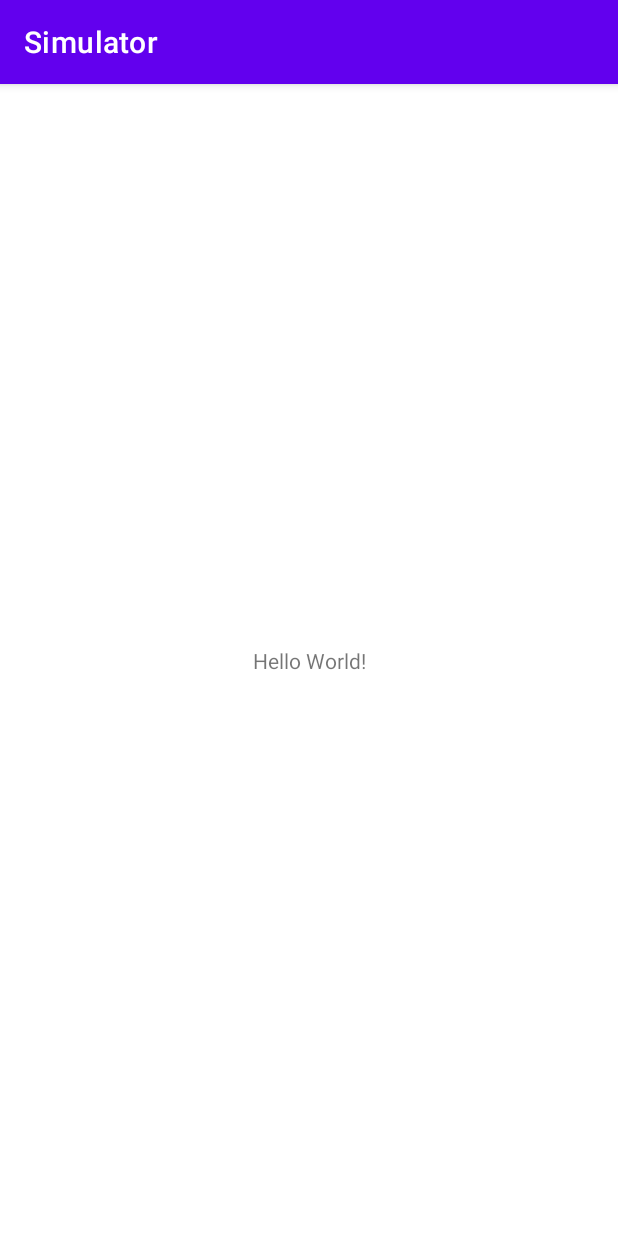
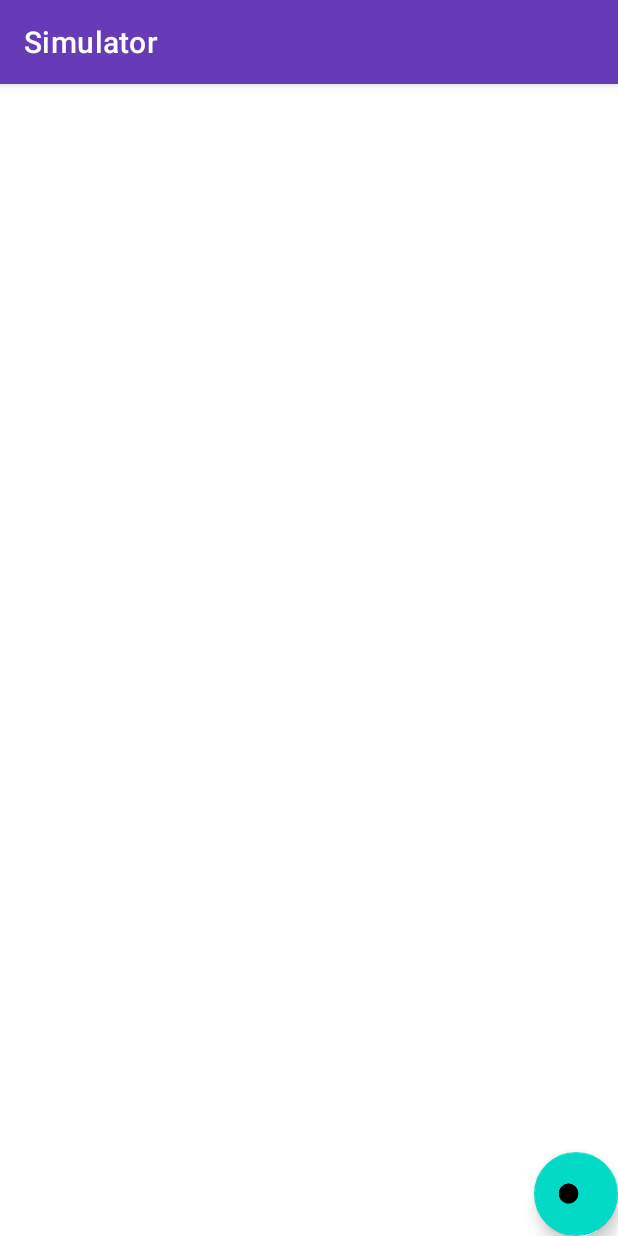
Before and after one commit to vhpirolla/matches-simulator-app, an Android app: the screen it shows after launch (MainActivity), on a phone screen of 412 x 824 dp. Run offline under Robolectric (Android 15) with nearby library versions, the phone set to English and light mode, and no system bars.

Commit message:
Material Design

```diff
--- a/app/src/main/res/layout/activity_main.xml
+++ b/app/src/main/res/layout/activity_main.xml
@@ -6,14 +6,12 @@
     android:layout_height="match_parent"
     tools:context=".MainActivity">
 
-    <TextView
-        android:id="@+id/tvHello"
+    <com.google.android.material.floatingactionbutton.FloatingActionButton
+        android:id="@+id/floatingActionButton"
         android:layout_width="wrap_content"
         android:layout_height="wrap_content"
-        android:text="Hello World!"
+        android:clickable="true"
         app:layout_constraintBottom_toBottomOf="parent"
-        app:layout_constraintLeft_toLeftOf="parent"
-        app:layout_constraintRight_toRightOf="parent"
-        app:layout_constraintTop_toTopOf="parent" />
-
+        app:layout_constraintEnd_toEndOf="parent"
+        app:srcCompat="@android:drawable/btn_plus" />
 </androidx.constraintlayout.widget.ConstraintLayout>
--- a/app/src/main/res/mipmap-anydpi-v26/ic_launcher.xml
+++ b/app/src/main/res/mipmap-anydpi-v26/ic_launcher.xml
@@ -1,5 +1,5 @@
 <?xml version="1.0" encoding="utf-8"?>
 <adaptive-icon xmlns:android="http://schemas.android.com/apk/res/android">
-    <background android:drawable="@drawable/ic_launcher_background" />
-    <foreground android:drawable="@drawable/ic_launcher_foreground" />
+    <background android:drawable="@color/ic_launcher_background"/>
+    <foreground android:drawable="@drawable/ic_launcher_foreground"/>
 </adaptive-icon>
--- a/app/src/main/res/mipmap-anydpi-v26/ic_launcher_round.xml
+++ b/app/src/main/res/mipmap-anydpi-v26/ic_launcher_round.xml
@@ -1,5 +1,5 @@
 <?xml version="1.0" encoding="utf-8"?>
 <adaptive-icon xmlns:android="http://schemas.android.com/apk/res/android">
-    <background android:drawable="@drawable/ic_launcher_background" />
-    <foreground android:drawable="@drawable/ic_launcher_foreground" />
+    <background android:drawable="@color/ic_launcher_background"/>
+    <foreground android:drawable="@drawable/ic_launcher_foreground"/>
 </adaptive-icon>
--- a/app/src/main/res/values-night/themes.xml
+++ b/app/src/main/res/values-night/themes.xml
@@ -3,11 +3,11 @@
     <style name="Theme.Simulator" parent="Theme.MaterialComponents.DayNight.DarkActionBar">
         <!-- Primary brand color. -->
         <item name="colorPrimary">@color/purple_200</item>
-        <item name="colorPrimaryVariant">@color/purple_700</item>
+        <item name="colorPrimaryVariant">@color/primary_700</item>
         <item name="colorOnPrimary">@color/black</item>
         <!-- Secondary brand color. -->
-        <item name="colorSecondary">@color/teal_200</item>
-        <item name="colorSecondaryVariant">@color/teal_200</item>
+        <item name="colorSecondary">@color/secondary_200</item>
+        <item name="colorSecondaryVariant">@color/secondary_200</item>
         <item name="colorOnSecondary">@color/black</item>
         <!-- Status bar color. -->
         <item name="android:statusBarColor" tools:targetApi="l">?attr/colorPrimaryVariant</item>
--- a/app/src/main/res/values/colors.xml
+++ b/app/src/main/res/values/colors.xml
@@ -1,10 +1,11 @@
 <?xml version="1.0" encoding="utf-8"?>
 <resources>
     <color name="purple_200">#FFBB86FC</color>
-    <color name="purple_500">#FF6200EE</color>
-    <color name="purple_700">#FF3700B3</color>
-    <color name="teal_200">#FF03DAC5</color>
-    <color name="teal_700">#FF018786</color>
+    <color name="primary_500">#673ab7</color>
+    <color name="primary_700">#FF3700B3</color>
+    <color name="secondary_200">#FF03DAC5</color>
+    <color name="secondary_700">#FF018786</color>
+    <color name="secondary_900">#FF018786</color>
     <color name="black">#FF000000</color>
     <color name="white">#FFFFFFFF</color>
 </resources>
--- a/app/src/main/res/values/themes.xml
+++ b/app/src/main/res/values/themes.xml
@@ -2,12 +2,12 @@
     <!-- Base application theme. -->
     <style name="Theme.Simulator" parent="Theme.MaterialComponents.DayNight.DarkActionBar">
         <!-- Primary brand color. -->
-        <item name="colorPrimary">@color/purple_500</item>
-        <item name="colorPrimaryVariant">@color/purple_700</item>
+        <item name="colorPrimary">@color/primary_500</item>
+        <item name="colorPrimaryVariant">@color/primary_700</item>
         <item name="colorOnPrimary">@color/white</item>
         <!-- Secondary brand color. -->
-        <item name="colorSecondary">@color/teal_200</item>
-        <item name="colorSecondaryVariant">@color/teal_700</item>
+        <item name="colorSecondary">@color/secondary_200</item>
+        <item name="colorSecondaryVariant">@color/secondary_700</item>
         <item name="colorOnSecondary">@color/black</item>
         <!-- Status bar color. -->
         <item name="android:statusBarColor" tools:targetApi="l">?attr/colorPrimaryVariant</item>
```
Also changed, not shown: app/src/main/res/drawable-v24/ic_launcher_foreground.xml (deleted, +0 -30 lines), app/src/main/res/drawable/ic_launcher_background.xml (deleted, +0 -170 lines), app/src/main/res/mipmap-hdpi/ic_launcher.webp (deleted), app/src/main/res/mipmap-hdpi/ic_launcher_round.webp (deleted), app/src/main/res/mipmap-mdpi/ic_launcher.webp (deleted), app/src/main/res/mipmap-mdpi/ic_launcher_round.webp (deleted), app/src/main/res/mipmap-xhdpi/ic_launcher.webp (deleted), app/src/main/res/mipmap-xhdpi/ic_launcher_round.webp (deleted), app/src/main/res/mipmap-xxhdpi/ic_launcher.webp (deleted), app/src/main/res/mipmap-xxhdpi/ic_launcher_round.webp (deleted), app/src/main/res/mipmap-xxxhdpi/ic_launcher.webp (deleted), app/src/main/res/mipmap-xxxhdpi/ic_launcher_round.webp (deleted).
